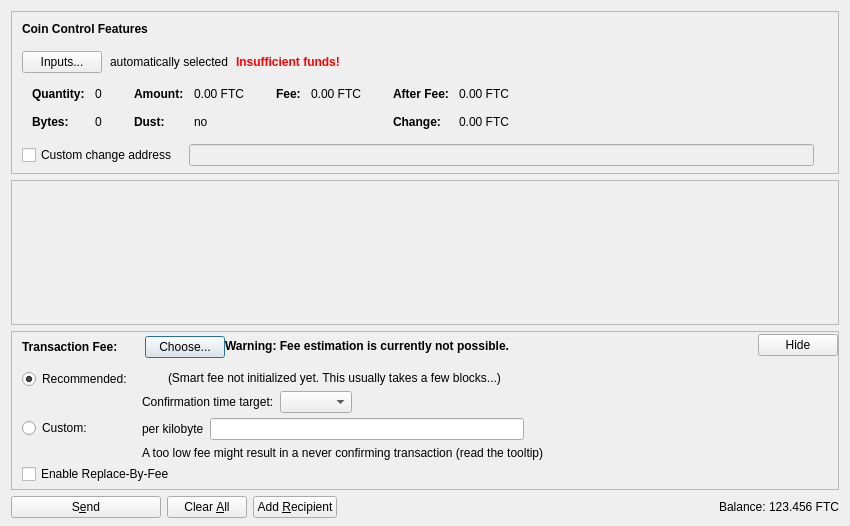
Above: src/qt/forms/sendcoinsdialog.ui from FeatherCoin/Feathercoin before the change. Below: the same form after it.
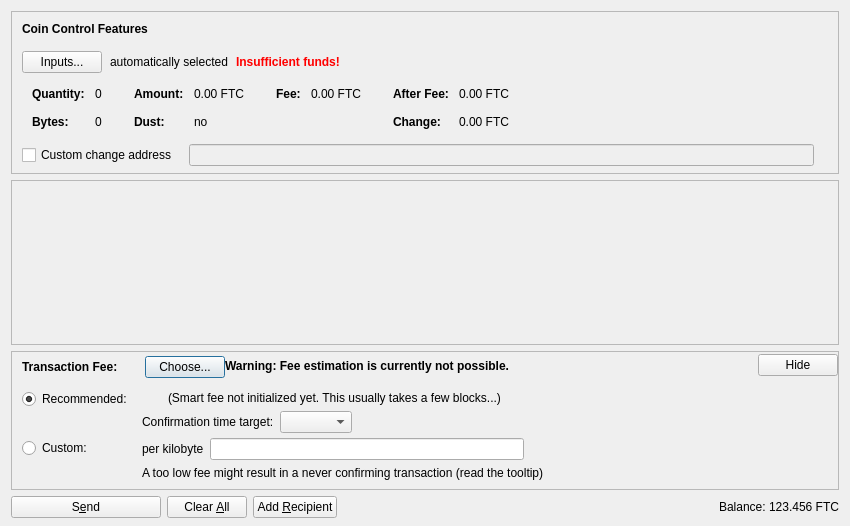
That is the form after the change. Icons and pictures are not drawn. Custom widgets are drawn as their Qt base class.

Commit message: Disable RBF

```diff
--- a/src/qt/forms/sendcoinsdialog.ui
+++ b/src/qt/forms/sendcoinsdialog.ui
@@ -1072,16 +1072,6 @@
              </item>
             </layout>
            </item>
-           <item>
-            <widget class="QCheckBox" name="optInRBF">
-             <property name="text">
-              <string>Enable Replace-By-Fee</string>
-             </property>
-             <property name="toolTip">
-              <string>With Replace-By-Fee (BIP-125) you can increase a transaction's fee after it is sent. Without this, a higher fee may be recommended to compensate for increased transaction delay risk.</string>
-             </property>
-            </widget>
-           </item>
           </layout>
          </widget>
         </item>
```
The commit also changes 2 other files.
